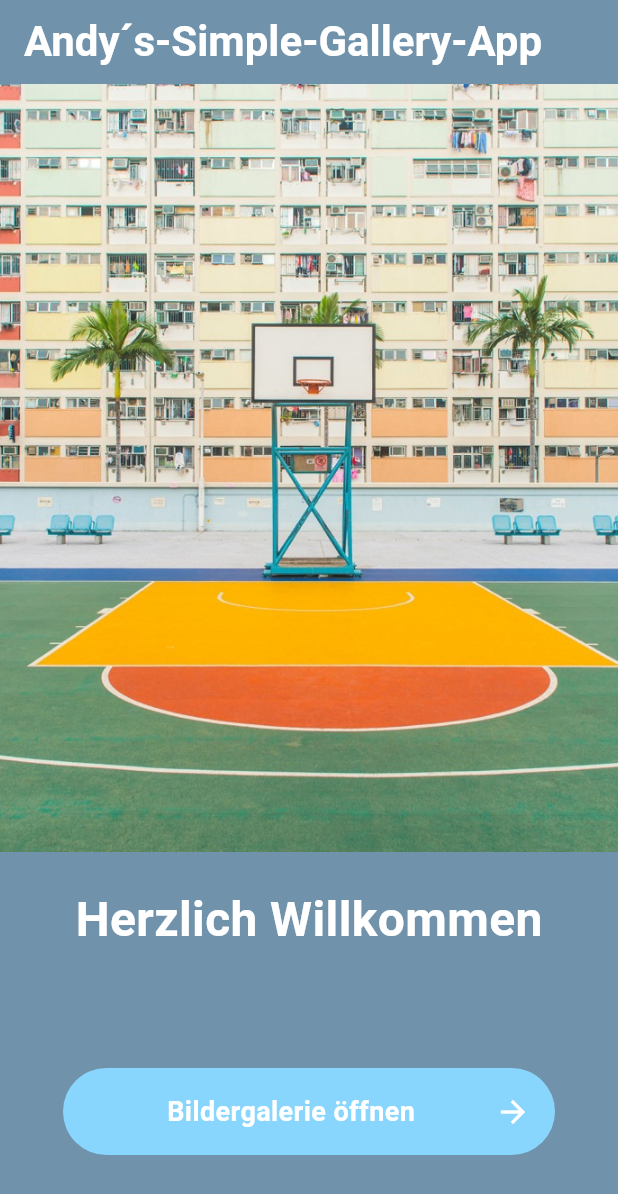
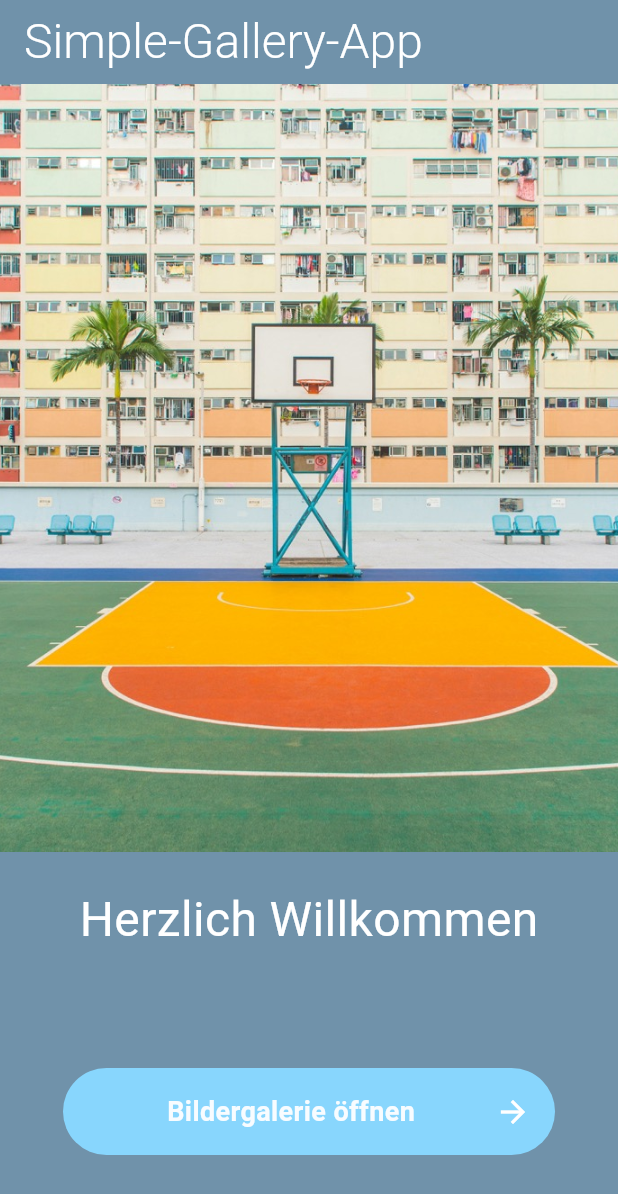
Before and after one commit to Dopa91/simple_gallery_app_dopatka, a Flutter app: the screen it shows after launch, on a phone screen of 412 x 824 dp. Shown: the top 1194 px of the screen. Run offline on Flutter 3.47's test engine with Material 3 defaults, Android fonts, the phone set to English and light mode, and no system bars; drawn by our look-alikes of flutter_image_slideshow.

Commit message:
updated StarPage due to design

```diff
--- a/lib/features/startpage/screens/start_page.dart
+++ b/lib/features/startpage/screens/start_page.dart
@@ -9,12 +9,13 @@ class StartPage extends StatelessWidget {
   Widget build(BuildContext context) {
     return Scaffold(
       appBar: AppBar(
-          forceMaterialTransparency: true,
-          title: const Text("Andy´s-Simple-Gallery-App",
-              style: TextStyle(
-                  fontSize: 28,
-                  fontWeight: FontWeight.w600,
-                  color: Colors.white))),
+        forceMaterialTransparency: true,
+        title: const Text(
+          "Simple-Gallery-App",
+          style: TextStyle(
+              fontWeight: FontWeight.w300, color: Colors.white, fontSize: 32),
+        ),
+      ),
       backgroundColor: const Color.fromARGB(255, 112, 146, 170),
       body: SafeArea(
         child: Column(
@@ -32,9 +33,9 @@ class StartPage extends StatelessWidget {
               child: Text(
                 "Herzlich Willkommen",
                 style: TextStyle(
-                    fontSize: 32,
-                    fontWeight: FontWeight.w600,
-                    color: Colors.white),
+                    fontWeight: FontWeight.w400,
+                    color: Colors.white,
+                    fontSize: 32),
               ),
             ),
             const SizedBox(height: 32),
@@ -48,7 +49,7 @@ class StartPage extends StatelessWidget {
                     Navigator.pushNamed(context, "/gallerybottomnav"),
                 icon: Icons.arrow_forward,
                 color: const Color.fromARGB(255, 136, 214, 253),
-                textColor: Colors.white,
+                textColor: const Color.fromARGB(255, 248, 252, 255),
                 textSize: 18,
               ),
             ),
```
